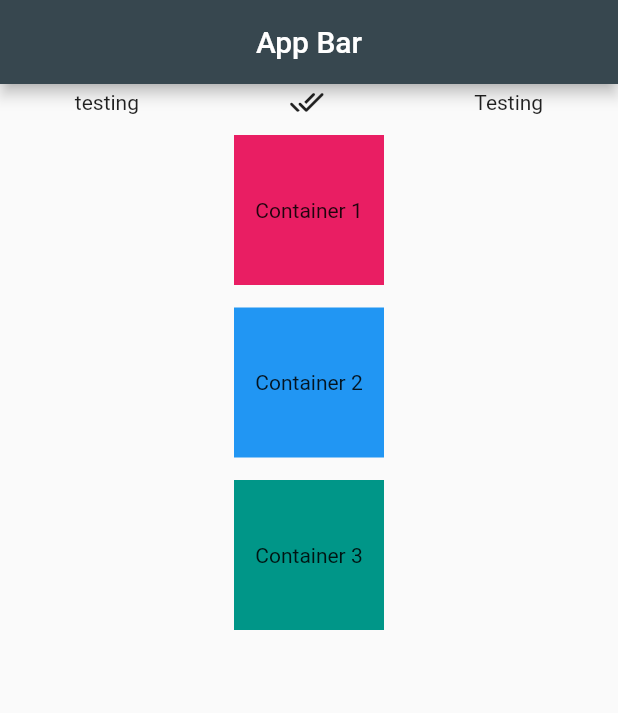
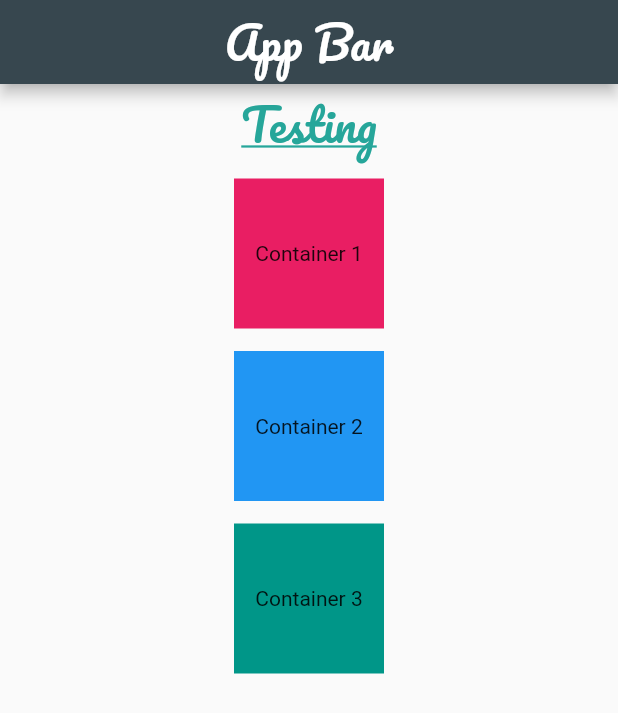
Before and after one commit to Mularbo/flutter_learning_2, a Flutter app: the screen it shows after launch, on a phone screen of 412 x 824 dp. Shown: the top 713 px of the screen. Run offline on Flutter 3.47's test engine with Material 2 defaults, Android fonts, the phone set to English and light mode, and no system bars.

```diff
--- a/lib/main.dart
+++ b/lib/main.dart
@@ -13,7 +13,15 @@ class MyApp extends StatelessWidget {
       home: Scaffold(
         appBar: AppBar(
           backgroundColor: Colors.blueGrey.shade800,
-          title: Center(child: Text("App Bar")),
+          title: const Center(
+            child: Text(
+              "App Bar",
+              style: TextStyle(
+                  fontSize: 30,
+                  fontFamily: "Pacifico",
+                  fontWeight: FontWeight.w300),
+            ),
+          ),
         ),
         body: SafeArea(
           child: Column(
@@ -22,10 +30,15 @@ class MyApp extends StatelessWidget {
             children: [
               Row(
                 mainAxisAlignment: MainAxisAlignment.spaceAround,
-                children: const [
-                  Text("testing"),
-                  Icon(Icons.done_all_rounded),
-                  Text("Testing"),
+                children: [
+                  Text(
+                    "Testing",
+                    style: TextStyle(
+                        fontSize: 30,
+                        fontFamily: "Pacifico",
+                        decoration: TextDecoration.underline,
+                        color: Colors.teal.shade400),
+                  ),
                 ],
               ),
               SizedBox(
```
Also changed, not shown: pubspec.yaml (+4 -4 lines), fonts/Pacifico-Regular.ttf (added).
